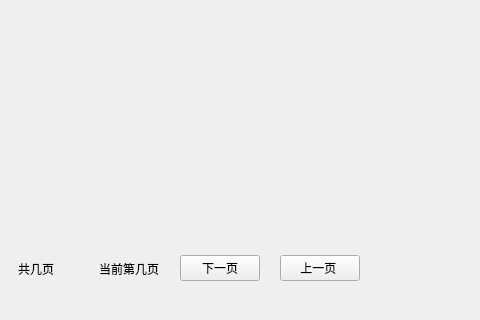
This is usesoftwareform.ui in Zentions/SoftwareShareWin as Qt 5 draws it before an edit; both pictures show x 492 to 972 and y 378 to 698 of the 972 by 698 pixel window. The edited form follows.
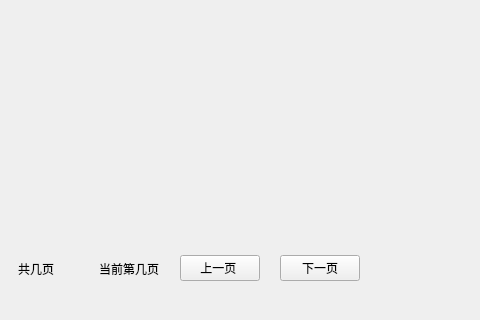
This is the edited form.

Patch:
```diff
--- a/usesoftwareform.ui
+++ b/usesoftwareform.ui
@@ -126,16 +126,16 @@
      </widget>
     </item>
     <item>
-     <widget class="QPushButton" name="pushButton_3">
+     <widget class="QPushButton" name="pushButton_2">
       <property name="text">
-       <string>下一页</string>
+       <string>上一页 </string>
       </property>
      </widget>
     </item>
     <item>
-     <widget class="QPushButton" name="pushButton_2">
+     <widget class="QPushButton" name="pushButton_3">
       <property name="text">
-       <string>上一页 </string>
+       <string>下一页</string>
       </property>
      </widget>
     </item>
```
